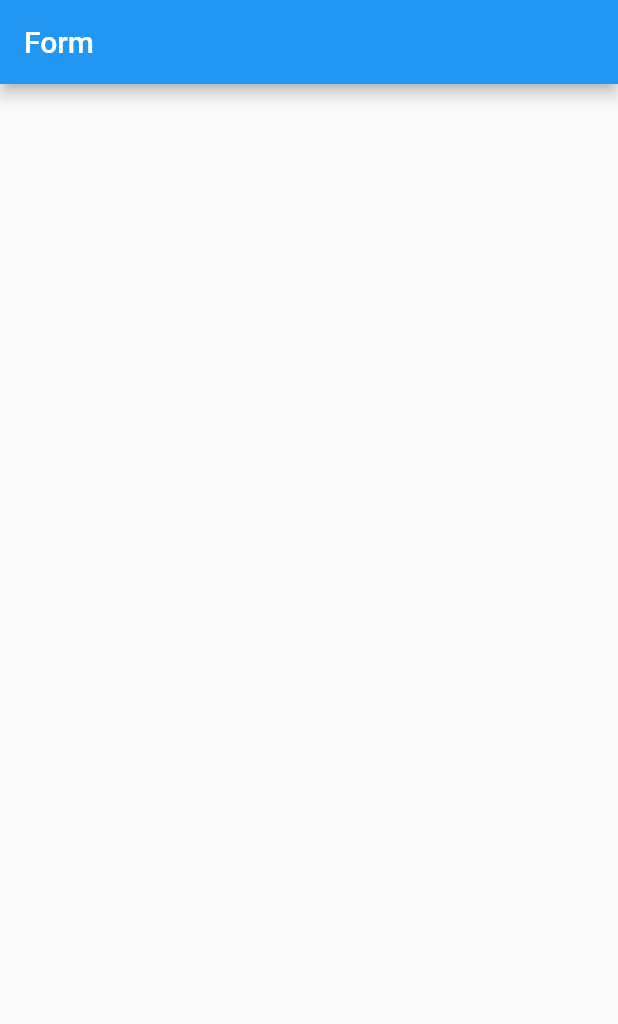
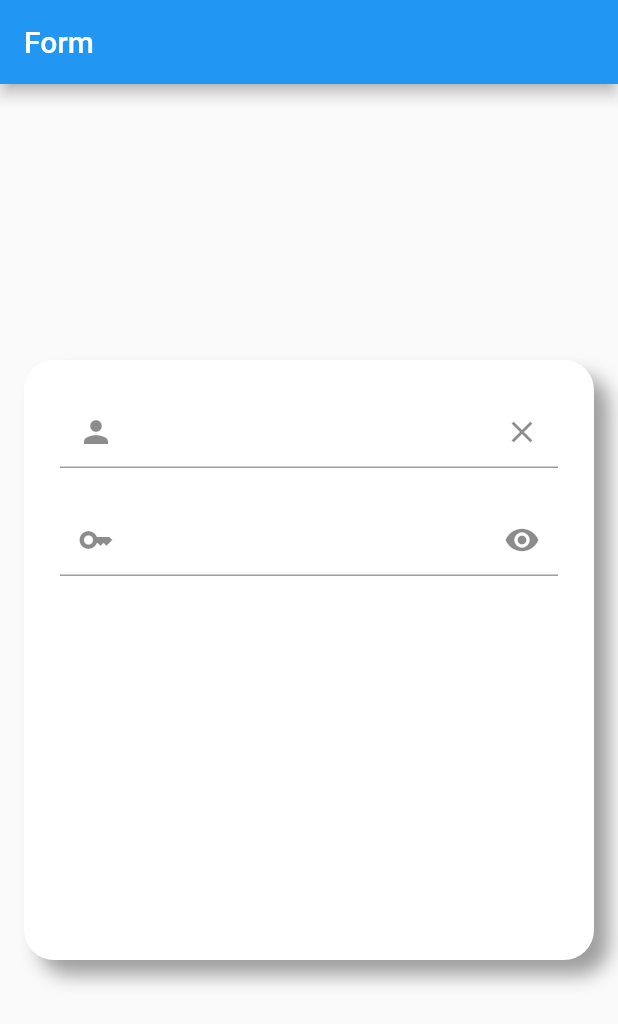
Before and after one commit to lukajincharadze/flutter-form-v2, a Flutter app: the screen it shows after launch, on a phone screen of 412 x 824 dp. Shown: the top 1024 px of the screen. Run offline on Flutter 3.47's test engine with Material 2 defaults, Android fonts, the phone set to English and light mode, and no system bars.

Commit message:
update, functions

```diff
--- /dev/null
+++ b/lib/Components/registration_form.dart
@@ -0,0 +1,78 @@
+import 'package:flutter/material.dart';
+
+class RegistrationForm extends StatefulWidget {
+  const RegistrationForm({Key? key}) : super(key: key);
+
+  @override
+  State<RegistrationForm> createState() => _RegistrationFormState();
+}
+
+class _RegistrationFormState extends State<RegistrationForm> {
+  final usernameController = TextEditingController();
+  final passwordController = TextEditingController();
+
+  bool passwordHidden = true;
+
+  @override
+  Widget build(BuildContext context) {
+    return Center(
+      child: Container(
+        height: 400,
+        margin: const EdgeInsets.symmetric(
+          horizontal: 16,
+        ),
+        decoration: const BoxDecoration(
+          color: Colors.white,
+          borderRadius: BorderRadius.all(
+            Radius.circular(20),
+          ),
+          boxShadow: [
+            BoxShadow(
+              color: Colors.grey,
+              blurRadius: 10,
+              offset: Offset(10, 10),
+            )
+          ],
+        ),
+        child: Form(
+          child: Container(
+            margin: const EdgeInsets.symmetric(horizontal: 24),
+            child: Column(
+              children: [
+                const SizedBox(
+                  height: 24,
+                ),
+                TextFormField(
+                  controller: usernameController,
+                  decoration: InputDecoration(
+                    prefixIcon: const Icon(Icons.person),
+                    suffixIcon: IconButton(
+                        onPressed: () {
+                          usernameController.clear();
+                        }, icon: const Icon(Icons.clear)),
+                  ),
+                ),
+                const SizedBox(
+                  height: 24,
+                ),
+                TextFormField(
+                  obscureText: passwordHidden,
+                  controller: passwordController,
+                  decoration: InputDecoration(
+                    prefixIcon: const Icon(Icons.key),
+                    suffixIcon: IconButton(
+                        onPressed: () {
+                          setState(() {
+                            passwordHidden = !passwordHidden;
+                          });
+                        }, icon: const Icon(Icons.remove_red_eye)),
+                  ),
+                ),
+              ],
+            ),
+          ),
+        ),
+      ),
+    );
+  }
+}
--- a/lib/main.dart
+++ b/lib/main.dart
@@ -1,5 +1,5 @@
 import 'package:flutter/material.dart';
-import 'package:form_v2/pages/form.dart';
+import 'package:form_v2/pages/home.dart';
 
 void main() {
   runApp(const MyApp());
--- a/lib/pages/form.dart
+++ b/lib/pages/home.dart
@@ -1,4 +1,5 @@
 import 'package:flutter/material.dart';
+import 'package:form_v2/Components/registration_form.dart';
 
 class HomePage  extends StatelessWidget {
   const HomePage({Key? key}) : super(key: key);
@@ -9,7 +10,7 @@ class HomePage  extends StatelessWidget {
       appBar: AppBar(
         title: const Text("Form"),
       ),
-
+      body: const RegistrationForm(),
     );
   }
 }
```
